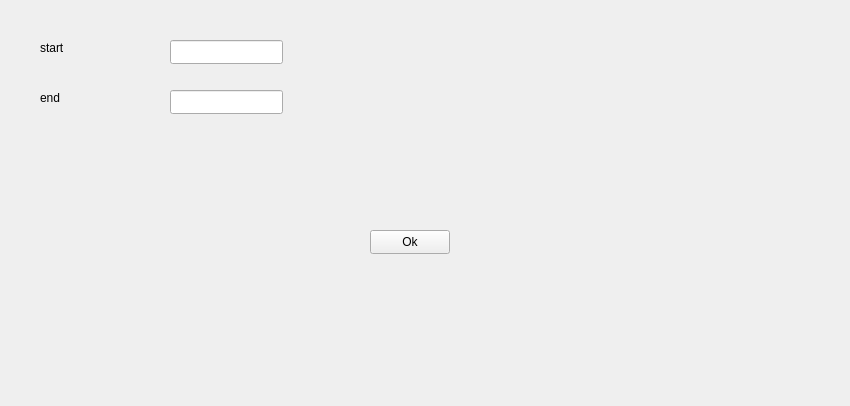
Before: the Qt Designer form subwaymanagement.ui in hasani2024/Main-Subway-managment, drawn with Qt 5.
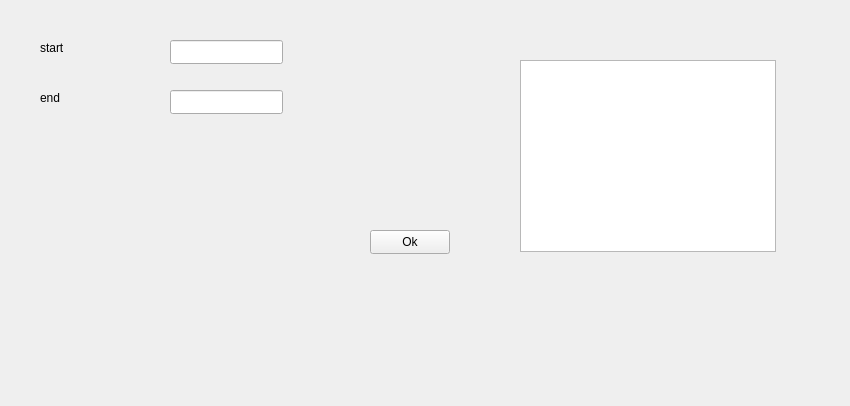
After: the same form once the commit is applied.

Diff of the .ui file:
```diff
--- a/subwaymanagement.ui
+++ b/subwaymanagement.ui
@@ -72,6 +72,16 @@
     <string>Ok</string>
    </property>
   </widget>
+  <widget class="QListWidget" name="listWidget">
+   <property name="geometry">
+    <rect>
+     <x>520</x>
+     <y>60</y>
+     <width>256</width>
+     <height>192</height>
+    </rect>
+   </property>
+  </widget>
  </widget>
  <resources/>
  <connections/>
```
